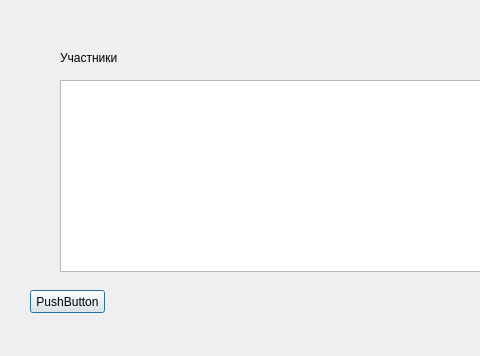
Above: filling.ui from KelHeor23/SMB_Tournament before the change; both pictures show x 0 to 480 and y 0 to 356 of the 809 by 356 pixel window. Below: the same form after it.
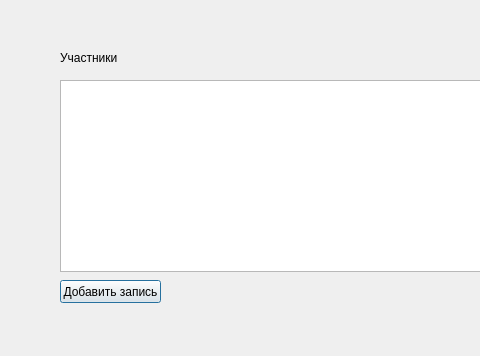
That is the form after the change.

```diff
--- a/filling.ui
+++ b/filling.ui
@@ -62,14 +62,14 @@
   <widget class="QPushButton" name="pushButton">
    <property name="geometry">
     <rect>
-     <x>30</x>
-     <y>290</y>
-     <width>75</width>
+     <x>60</x>
+     <y>280</y>
+     <width>101</width>
      <height>23</height>
     </rect>
    </property>
    <property name="text">
-    <string>PushButton</string>
+    <string>Добавить запись</string>
    </property>
   </widget>
  </widget>
```
